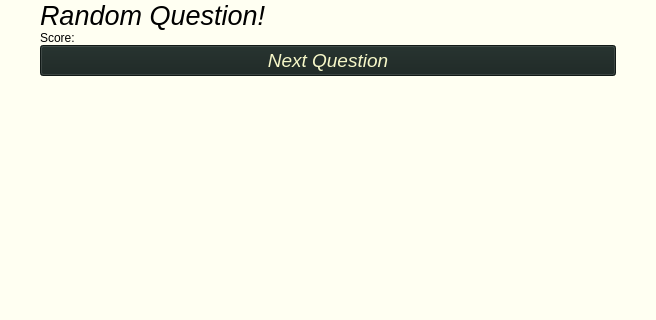
The window that src/views/ui/randomTaking.ui (adibozzhanov/LeProgram) describes before a commit, drawn with Qt 5; both pictures show x 0 to 656 and y 0 to 320 of the 656 by 561 pixel window.
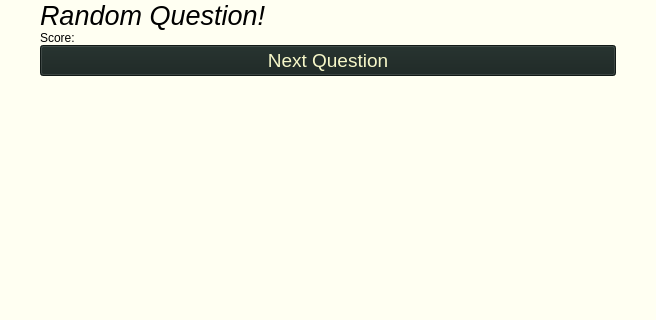
The same window after the commit.

Commit message: pushed un italic

The edit to the form file:
```diff
--- a/src/views/ui/randomTaking.ui
+++ b/src/views/ui/randomTaking.ui
@@ -135,7 +135,7 @@
          <font>
           <family>Helvetica Neue</family>
           <pointsize>14</pointsize>
-          <italic>true</italic>
+          <italic>false</italic>
          </font>
         </property>
         <property name="styleSheet">
```
The commit also changes 16 other files.
